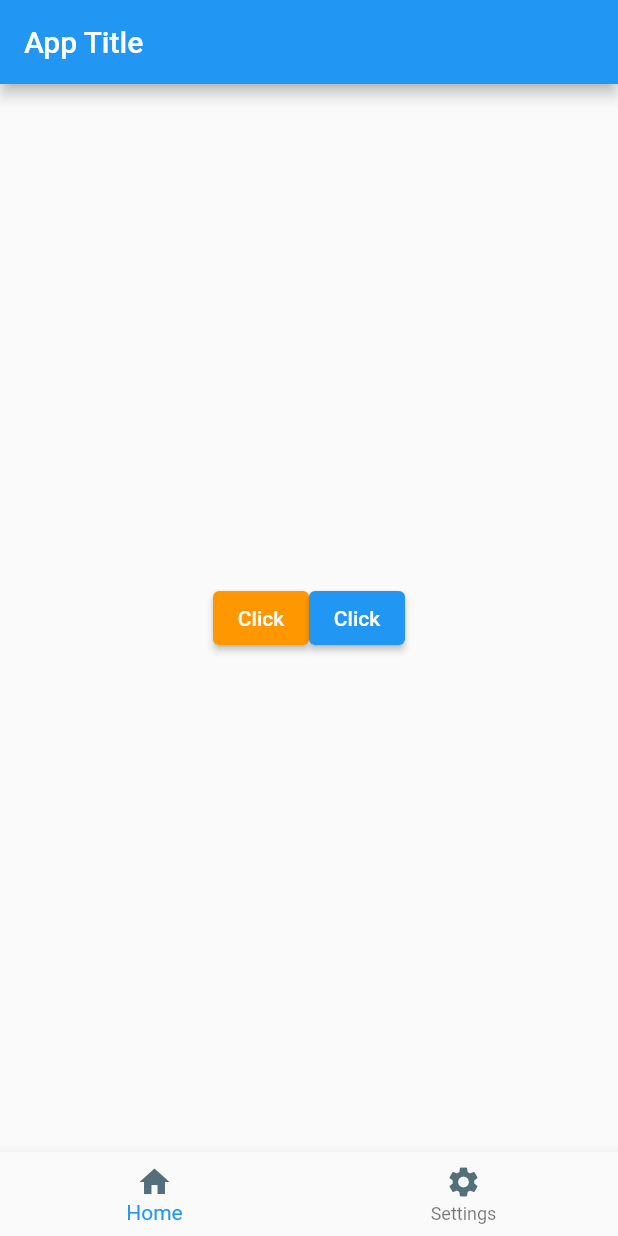
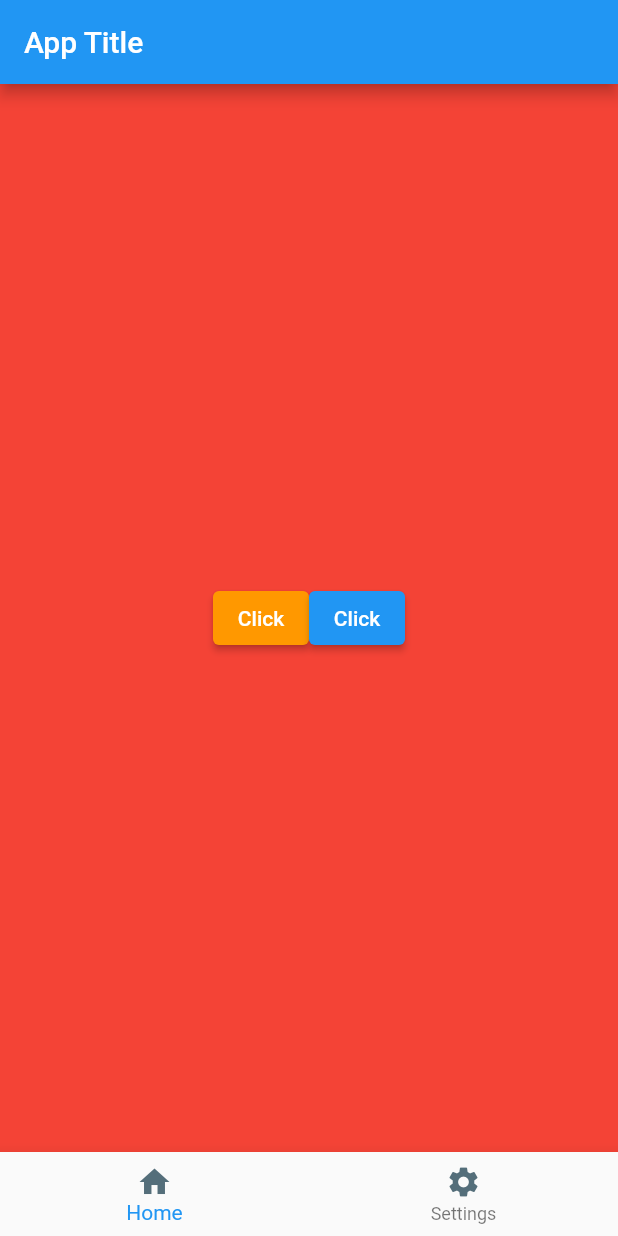
Before and after one commit to SmallPeenwow/flutter_application_test, a Flutter app: the screen it shows after launch, on a phone screen of 412 x 824 dp. Run offline on Flutter 3.47's test engine with Material 2 defaults, Android fonts, the light colour scheme and no system bars.

Commit message:
24 Container Done

```diff
--- a/lib/main.dart
+++ b/lib/main.dart
@@ -24,9 +24,10 @@ class _MyAppState extends State<MyApp> {
           title: const Text('App Title'),
         ),
         body: Center(
-          child: SizedBox(
+          child: Container(
             width: double.infinity,
             height: double.infinity,
+            color: Colors.red,
             child: Row(
               mainAxisAlignment: MainAxisAlignment.center,
               crossAxisAlignment: CrossAxisAlignment.center,
```
